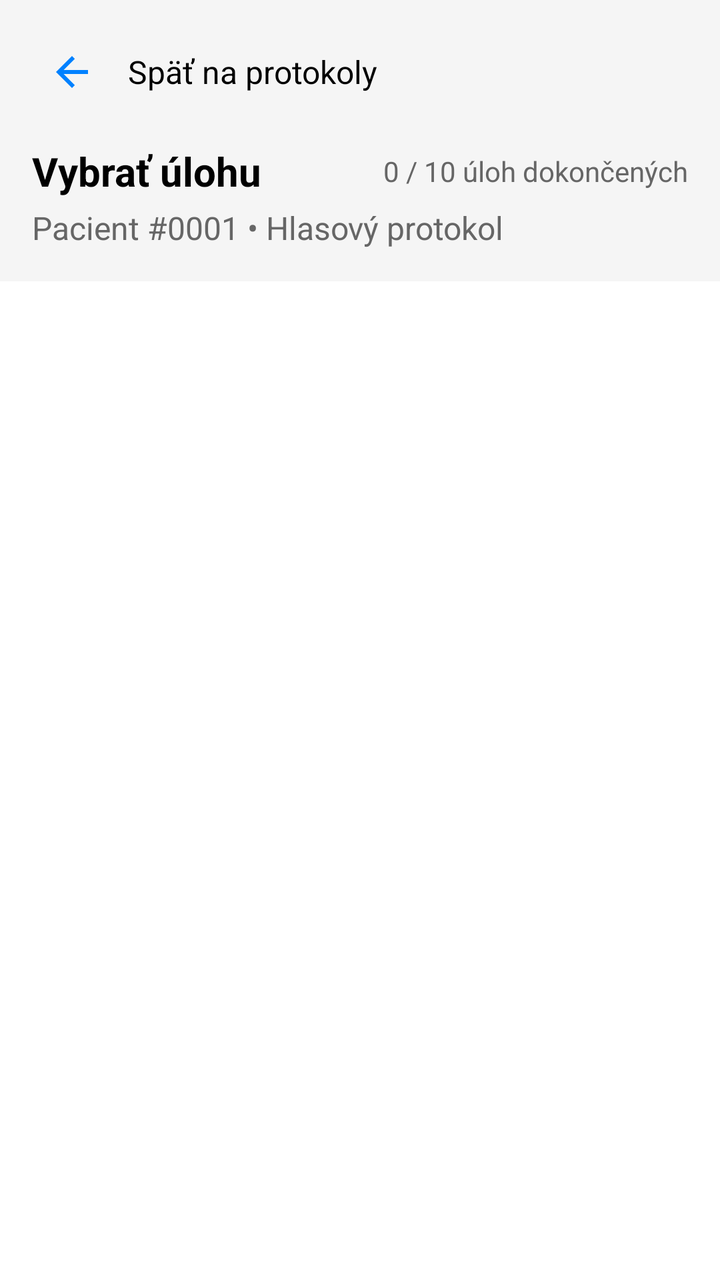
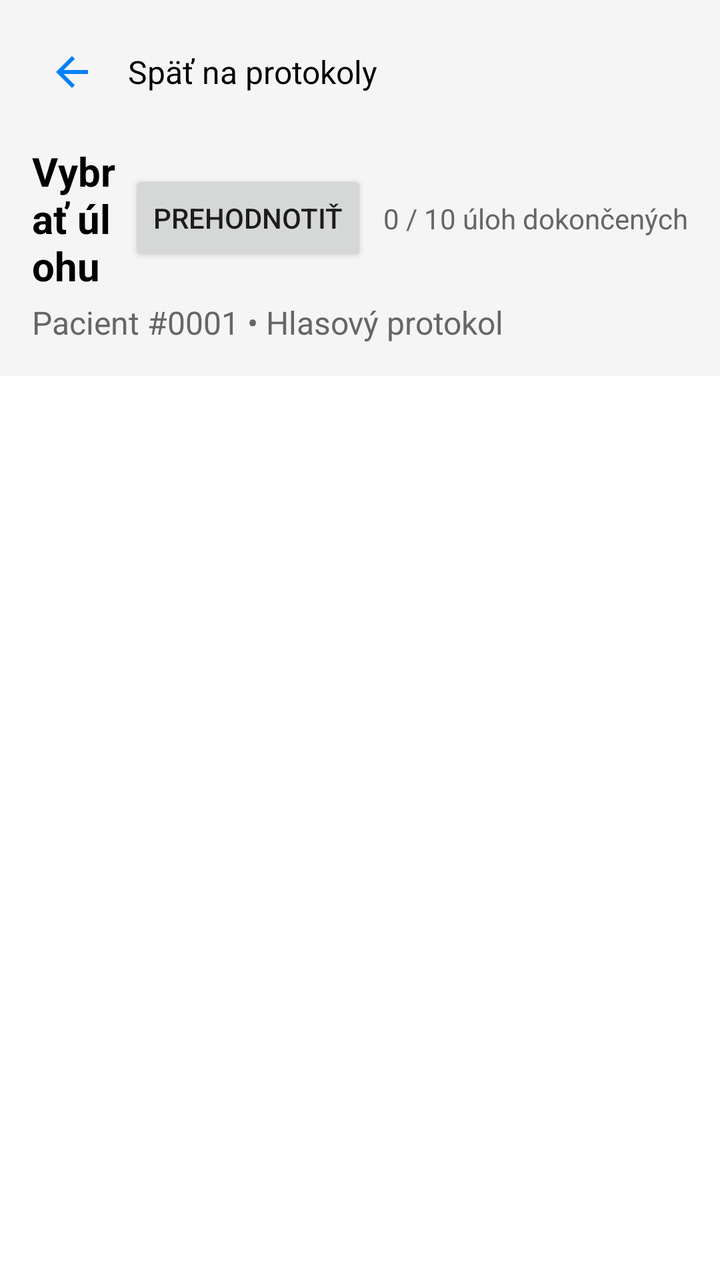

Compare the two renders of this Android layout. The source of the first and the diff that turns it into the second are given below.
<!-- AndroidManifest.xml: application theme Theme.DiagnosticApp -->
<!-- res/layout/activity_task_list.xml -->
<?xml version="1.0" encoding="utf-8"?>
<LinearLayout
    xmlns:android="http://schemas.android.com/apk/res/android"
    android:layout_width="match_parent"
    android:layout_height="match_parent"
    android:orientation="vertical"
    android:background="@android:color/white">

    
    <LinearLayout
        android:layout_width="match_parent"
        android:layout_height="wrap_content"
        android:orientation="vertical"
        android:padding="16dp"
        android:background="#F5F5F5">

        
        <LinearLayout
            android:layout_width="match_parent"
            android:layout_height="wrap_content"
            android:orientation="horizontal"
            android:gravity="center_vertical"
            android:layout_marginBottom="16dp">

            <ImageButton
                android:id="@+id/backButton"
                android:layout_width="40dp"
                android:layout_height="40dp"
                android:src="@drawable/baseline_arrow_back_24"
                android:background="?attr/selectableItemBackgroundBorderless"
                android:contentDescription="Back" />

            <TextView
                android:layout_width="wrap_content"
                android:layout_height="wrap_content"
                android:text="Späť na protokoly"
                android:textSize="16sp"
                android:textColor="@android:color/black"
                android:layout_marginStart="8dp"/>
        </LinearLayout>

        
        <LinearLayout
            android:layout_width="match_parent"
            android:layout_height="wrap_content"
            android:orientation="horizontal"
            android:gravity="center_vertical"
            android:layout_marginBottom="4dp">

            <TextView
                android:layout_width="0dp"
                android:layout_height="wrap_content"
                android:layout_weight="1"
                android:text="Vybrať úlohu"
                android:textSize="20sp"
                android:textStyle="bold"
                android:textColor="@android:color/black"/>

            <TextView
                android:id="@+id/progressText"
                android:layout_width="wrap_content"
                android:layout_height="wrap_content"
                android:text="0 / 10 úloh dokončených"
                android:textSize="14sp"
                android:textColor="#666666"/>
        </LinearLayout>

        
        <TextView
            android:id="@+id/patientProtocolInfoText"
            android:layout_width="wrap_content"
            android:layout_height="wrap_content"
            android:text="Pacient #0001 • Hlasový protokol"
            android:textSize="16sp"
            android:textColor="#666666"/>

        
        <LinearLayout
            android:id="@+id/evaluationContainer"
            android:layout_width="wrap_content"
            android:layout_height="wrap_content"
            android:orientation="horizontal"
            android:gravity="center_vertical"
            android:layout_marginTop="8dp"
            android:visibility="gone">

            <TextView
                android:layout_width="wrap_content"
                android:layout_height="wrap_content"
                android:text="Vyhodnotenie:"
                android:textSize="14sp"
                android:textColor="#666666"
                android:layout_marginEnd="8dp"/>

            <TextView
                android:id="@+id/evaluationStatusBadge"
                android:layout_width="wrap_content"
                android:layout_height="wrap_content"
                android:text="Zdravý"
                android:textSize="12sp"
                android:textColor="#22C55E"
                android:background="#DCFCE7"
                android:paddingStart="12dp"
                android:paddingEnd="12dp"
                android:paddingTop="4dp"
                android:paddingBottom="4dp"/>
        </LinearLayout>
    </LinearLayout>

    
    <androidx.recyclerview.widget.RecyclerView
        android:id="@+id/tasksRecyclerView"
        android:layout_width="match_parent"
        android:layout_height="0dp"
        android:layout_weight="1"
        android:padding="16dp"
        android:clipToPadding="false"/>

</LinearLayout>
<!-- resources referenced by this layout -->
<resources>
  <!-- drawable baseline_arrow_back_24 (drawable) -->
  <vector xmlns:android="http://schemas.android.com/apk/res/android" android:autoMirrored="true" android:height="24dp" android:tint="#0081FF" android:viewportHeight="24" android:viewportWidth="24" android:width="24dp">
        
      <path android:fillColor="@android:color/white" android:pathData="M20,11H7.83l5.59,-5.59L12,4l-8,8 8,8 1.41,-1.41L7.83,13H20v-2z"/>
      
  </vector>
  <style name="Theme.DiagnosticApp" parent="Theme.AppCompat.Light.NoActionBar">
          <item name="colorPrimary">@color/green</item>
          
  
  
      </style>
  <color name="green">#4CAF50</color>
</resources>

<!-- the commit's change to res/layout/activity_task_list.xml (unified diff, before → after) -->
@@ -55,6 +55,13 @@
                 android:textSize="20sp"
                 android:textStyle="bold"
                 android:textColor="@android:color/black"/>
+
+            <Button
+                android:id="@+id/reevaluateButton"
+                android:layout_width="wrap_content"
+                android:layout_height="wrap_content"
+                android:text="Prehodnotiť"
+                android:layout_marginEnd="8dp"/>
 
             <TextView
                 android:id="@+id/progressText"
